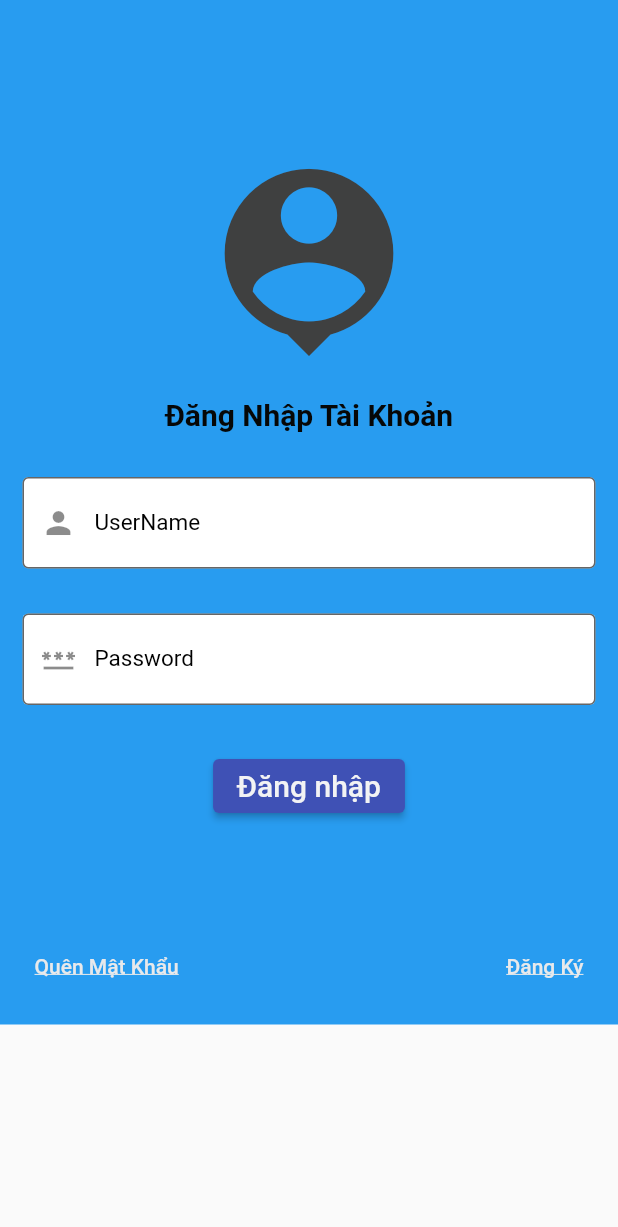
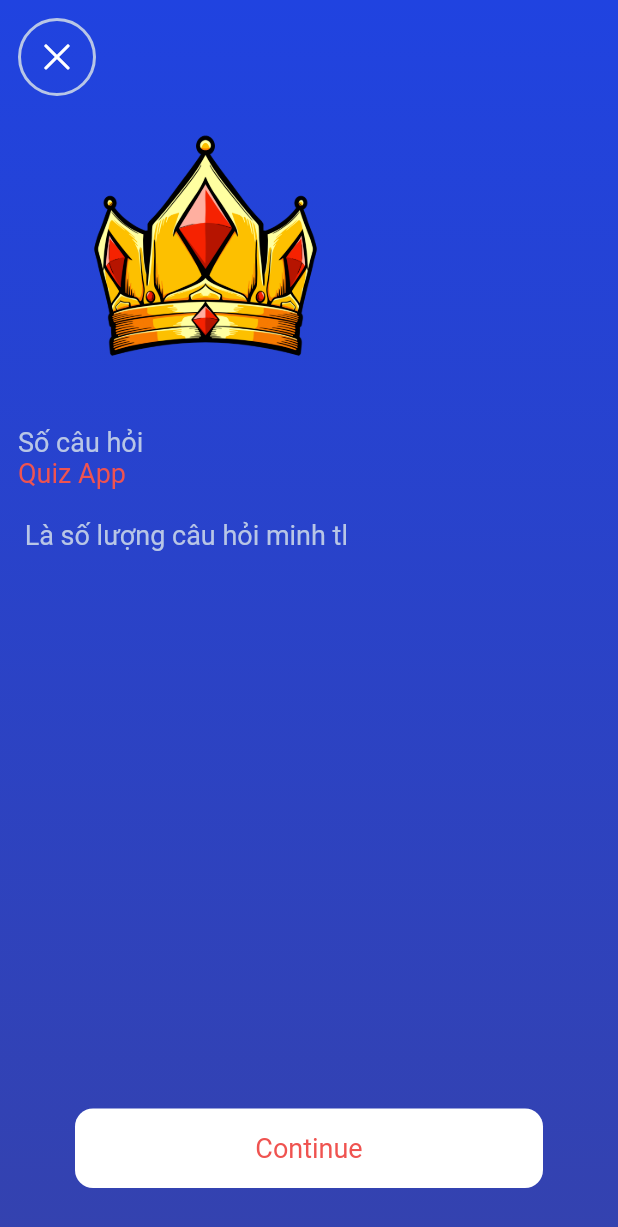
Before and after one commit to VanTanDao/DoAnDiDong, a Flutter app: the screen it shows after launch, on a phone screen of 412 x 824 dp. Shown: the top 1227 px of the screen. Run offline on Flutter 3.47's test engine with Material 2 defaults, Android fonts, the phone set to English and light mode, and no system bars; missing offline and left inert: dart:ffi; Roboto replaces fonts that are missing (quick_bold, quick_seml).

Commit message:
update ui

```diff
--- /dev/null
+++ b/lib/Quiz/colors.dart
@@ -0,0 +1,6 @@
+import 'package:flutter/material.dart';
+
+const blue = Color.fromARGB(255, 32, 67, 224);
+const darkBlue = Color(0xff3442af);
+const bgColor = Color(0xffe4cfa);
+const lightgrey = Color(0xffb8c6e6);
--- /dev/null
+++ b/lib/Quiz/quiz_app.dart
@@ -0,0 +1,83 @@
+import 'package:flutter/cupertino.dart';
+import 'package:flutter/material.dart';
+import 'package:vantan/Quiz/colors.dart';
+import 'package:vantan/Quiz/quiztions_sceen.dart';
+import 'package:vantan/Quiz/text_style.dart';
+
+class QuizApp extends StatelessWidget {
+  const QuizApp({Key? key}) : super(key: key);
+  @override
+  Widget build(BuildContext context) {
+    var size = MediaQuery.of(context).size;
+
+    return Scaffold(
+      body: SafeArea(
+        child: Container(
+          width: double.infinity,
+          height: double.infinity,
+          padding: const EdgeInsets.all(12),
+          decoration: const BoxDecoration(
+            gradient: LinearGradient(
+              begin: Alignment.topCenter,
+              end: Alignment.bottomCenter,
+              colors: [blue, darkBlue],
+            ),
+          ),
+          child:
+              Column(crossAxisAlignment: CrossAxisAlignment.start, children: [
+            Container(
+              decoration: BoxDecoration(
+                borderRadius: BorderRadius.circular(50),
+                border: Border.all(color: lightgrey, width: 2),
+              ),
+              child: IconButton(
+                  onPressed: () {},
+                  icon: const Icon(
+                    CupertinoIcons.xmark,
+                    color: Colors.white,
+                    size: 25,
+                  )),
+            ),
+            Image.asset(
+              "icons/logo_2.png",
+              width: 250,
+              height: 200,
+            ),
+            const SizedBox(height: 20),
+            normalText(color: lightgrey, size: 18, text: "Số câu hỏi"),
+            headingText(color: Colors.white, size: 32, text: "Quiz App"),
+            const SizedBox(height: 20),
+            normalText(
+              color: lightgrey,
+              size: 10,
+              text: " Là số lượng câu hỏi minh tl",
+            ),
+            const Spacer(),
+            Align(
+              alignment: Alignment.center,
+              child: GestureDetector(
+                onTap: () {
+                  Navigator.push(
+                      context,
+                      MaterialPageRoute(
+                          builder: (context) => const QuizScreen()));
+                },
+                child: Container(
+                  margin: const EdgeInsets.only(bottom: 20),
+                  alignment: Alignment.center,
+                  width: size.width - 100,
+                  padding: const EdgeInsets.all(16),
+                  decoration: BoxDecoration(
+                    color: Colors.white,
+                    borderRadius: BorderRadius.circular(12),
+                  ),
+                  child: headingText(color: blue, size: 18, text: "Continue"),
+                ),
+              ),
+            )
+          ]),
+        ),
+      ),
+    );
+  }
+}
--- /dev/null
+++ b/lib/Quiz/text_style.dart
@@ -0,0 +1,33 @@
+import 'package:flutter/cupertino.dart';
+import 'package:flutter/material.dart';
+import 'package:vantan/Quiz/colors.dart';
+
+Widget normalText({
+  String? text,
+  Color? color,
+  double? size,
+}) {
+  return Text(
+    text!,
+    style: TextStyle(
+      fontFamily: "quick_seml",
+      fontSize: 18,
+      color: lightgrey,
+    ),
+  );
+}
+
+Widget headingText({
+  String? text,
+  Color? color,
+  double? size,
+}) {
+  return Text(
+    text!,
+    style: TextStyle(
+      fontFamily: "quick_bold",
+      fontSize: 18,
+      color: Colors.red[400],
+    ),
+  );
+}
--- a/lib/login.dart
+++ b/lib/login.dart
@@ -1,9 +1,9 @@
 import 'package:flutter/cupertino.dart';
 import 'package:flutter/material.dart';
+import 'package:vantan/View/register.dart';
 import 'package:vantan/giaodienchoi.dart';
 import 'package:vantan/giaodienstar.dart';
 import 'package:vantan/quenmatkhau.dart';
-import 'package:vantan/register.dart';
 
 class Login extends StatelessWidget {
   @override
--- a/lib/main.dart
+++ b/lib/main.dart
@@ -1,3 +1,4 @@
+import 'package:vantan/Quiz/quiz_app.dart';
 import 'package:vantan/doimatkhau.dart';
 import 'package:vantan/giaodienchoi.dart';
 import 'package:vantan/giaodienstar.dart';
@@ -18,7 +19,7 @@ class MyApp extends StatelessWidget {
     return MaterialApp(
       debugShowCheckedModeBanner: false,
       theme: ThemeData(primarySwatch: Colors.indigo),
-      home: Login(),
+      home: QuizApp(),
     );
   }
 }
```
Also changed, not shown: lib/Quiz/quiztions_sceen.dart (added, +202 -0 lines), lib/giaodienstar.dart (+50 -20 lines), icons/logo_2.png (added).
